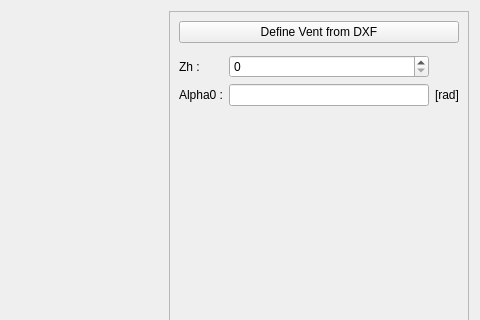
Old version of the form pyleecan/GUI/Dialog/DMachineSetup/SLamParam/DAVDuct/PVentUD/PVentUD.ui in the repository Eomys/pyleecan; both pictures show x 161 to 641 and y 0 to 320 of the 641 by 440 pixel window.
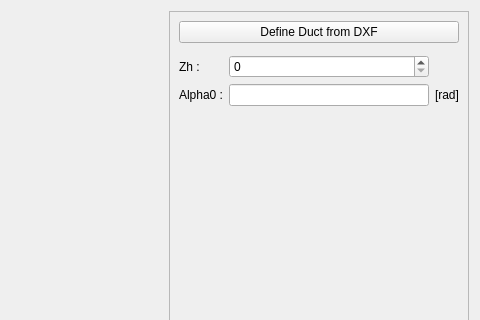
New version of the form. Custom widgets are drawn as their Qt base class.

Commit message: [CC] Updating text for consistency

What changed in the file:
```diff
--- a/pyleecan/GUI/Dialog/DMachineSetup/SLamParam/DAVDuct/PVentUD/PVentUD.ui
+++ b/pyleecan/GUI/Dialog/DMachineSetup/SLamParam/DAVDuct/PVentUD/PVentUD.ui
@@ -59,7 +59,7 @@
        <item>
         <widget class="QPushButton" name="b_dxf">
          <property name="text">
-          <string>Define Vent from DXF</string>
+          <string>Define Duct from DXF</string>
          </property>
         </widget>
        </item>
```
The commit also changes 2 other files.
